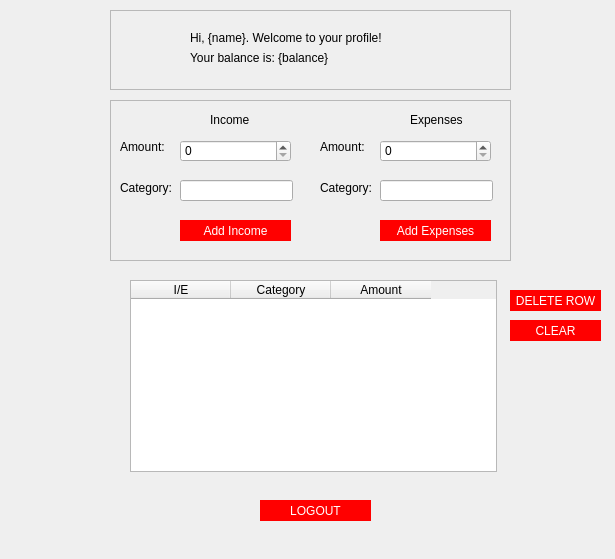
First picture: the form in mainwindow.ui, repository rafaello166/financialSystemQT, before the edit.
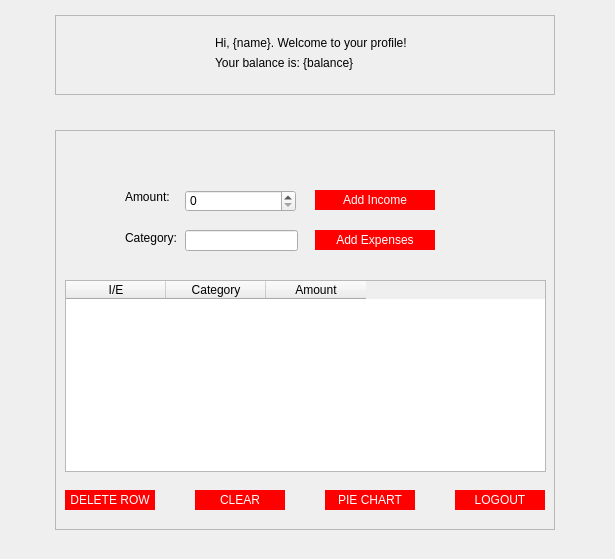
Second picture: the form after the edit.

```diff
--- a/mainwindow.ui
+++ b/mainwindow.ui
@@ -31,68 +31,37 @@
 	font-size: 12px;
 }
 
-QPushButton {
-	color :white;
-	background: red;
-	border-radius: 25px;
-}
-
-QPushButton:hover {
-	background: wihte;
-	color: red;
-}</string>
+</string>
   </property>
   <widget class="QStackedWidget" name="stackedWidget">
    <property name="geometry">
     <rect>
      <x>0</x>
      <y>0</y>
-     <width>615</width>
-     <height>559</height>
+     <width>620</width>
+     <height>560</height>
     </rect>
    </property>
    <widget class="QWidget" name="page1" native="true">
-    <widget class="QTableWidget" name="tableWidget">
-     <property name="geometry">
-      <rect>
-       <x>130</x>
-       <y>280</y>
-       <width>367</width>
-       <height>192</height>
-      </rect>
-     </property>
-     <property name="editTriggers">
-      <set>QAbstractItemView::NoEditTriggers</set>
-     </property>
-     <property name="gridStyle">
-      <enum>Qt::SolidLine</enum>
-     </property>
-     <property name="sortingEnabled">
-      <bool>true</bool>
-     </property>
-     <column>
-      <property name="text">
-       <string>I/E</string>
-      </property>
-     </column>
-     <column>
-      <property name="text">
-       <string>Category</string>
-      </property>
-     </column>
-     <column>
-      <property name="text">
-       <string>Amount</string>
-      </property>
-     </column>
-    </widget>
+    <property name="styleSheet">
+     <string notr="true">QPushButton {
+	color :white;
+	background: red;
+	border-radius: 25px;
+}
+
+QPushButton:hover {
+	background: wihte;
+	color: red;
+}</string>
+    </property>
     <widget class="QFrame" name="frame">
      <property name="geometry">
       <rect>
-       <x>110</x>
-       <y>100</y>
-       <width>401</width>
-       <height>161</height>
+       <x>55</x>
+       <y>130</y>
+       <width>500</width>
+       <height>400</height>
       </rect>
      </property>
      <property name="frameShape">
@@ -101,50 +70,24 @@
      <property name="frameShadow">
       <enum>QFrame::Raised</enum>
      </property>
-     <widget class="QLabel" name="label_9">
-      <property name="geometry">
-       <rect>
-        <x>210</x>
-        <y>80</y>
-        <width>81</width>
-        <height>16</height>
-       </rect>
-      </property>
-      <property name="text">
-       <string>Category:</string>
-      </property>
-     </widget>
      <widget class="QPushButton" name="pushButton_2">
       <property name="geometry">
        <rect>
-        <x>270</x>
-        <y>120</y>
-        <width>111</width>
-        <height>21</height>
+        <x>260</x>
+        <y>100</y>
+        <width>120</width>
+        <height>20</height>
        </rect>
       </property>
       <property name="text">
        <string>Add Expenses</string>
       </property>
      </widget>
-     <widget class="QLabel" name="label_3">
-      <property name="geometry">
-       <rect>
-        <x>100</x>
-        <y>10</y>
-        <width>61</width>
-        <height>20</height>
-       </rect>
-      </property>
-      <property name="text">
-       <string>Income</string>
-      </property>
-     </widget>
      <widget class="QLineEdit" name="lineEdit_2">
       <property name="geometry">
        <rect>
-        <x>70</x>
-        <y>80</y>
+        <x>130</x>
+        <y>100</y>
         <width>113</width>
         <height>21</height>
        </rect>
@@ -153,34 +96,21 @@
      <widget class="QPushButton" name="pushButton">
       <property name="geometry">
        <rect>
-        <x>70</x>
-        <y>120</y>
-        <width>111</width>
-        <height>21</height>
+        <x>260</x>
+        <y>60</y>
+        <width>120</width>
+        <height>20</height>
        </rect>
       </property>
       <property name="text">
        <string>Add Income</string>
       </property>
      </widget>
-     <widget class="QLabel" name="label_8">
-      <property name="geometry">
-       <rect>
-        <x>210</x>
-        <y>40</y>
-        <width>47</width>
-        <height>13</height>
-       </rect>
-      </property>
-      <property name="text">
-       <string>Amount:</string>
-      </property>
-     </widget>
      <widget class="QLabel" name="label_5">
       <property name="geometry">
        <rect>
-        <x>10</x>
-        <y>40</y>
+        <x>70</x>
+        <y>60</y>
         <width>47</width>
         <height>13</height>
        </rect>
@@ -192,8 +122,8 @@
      <widget class="QLabel" name="label_6">
       <property name="geometry">
        <rect>
-        <x>10</x>
-        <y>80</y>
+        <x>70</x>
+        <y>100</y>
         <width>81</width>
         <height>16</height>
        </rect>
@@ -202,56 +132,109 @@
        <string>Category:</string>
       </property>
      </widget>
-     <widget class="QLineEdit" name="lineEdit_3">
-      <property name="geometry">
-       <rect>
-        <x>270</x>
-        <y>80</y>
-        <width>113</width>
-        <height>21</height>
-       </rect>
-      </property>
-     </widget>
-     <widget class="QLabel" name="label_7">
-      <property name="geometry">
-       <rect>
-        <x>300</x>
-        <y>10</y>
-        <width>61</width>
-        <height>20</height>
-       </rect>
-      </property>
-      <property name="text">
-       <string>Expenses</string>
-      </property>
-     </widget>
-     <widget class="QSpinBox" name="spinBox">
-      <property name="geometry">
-       <rect>
-        <x>270</x>
-        <y>40</y>
-        <width>111</width>
-        <height>22</height>
-       </rect>
-      </property>
-     </widget>
      <widget class="QSpinBox" name="spinBox_2">
       <property name="geometry">
        <rect>
-        <x>70</x>
-        <y>40</y>
+        <x>130</x>
+        <y>60</y>
         <width>111</width>
         <height>22</height>
        </rect>
       </property>
      </widget>
+     <widget class="QTableWidget" name="tableWidget">
+      <property name="geometry">
+       <rect>
+        <x>10</x>
+        <y>150</y>
+        <width>481</width>
+        <height>192</height>
+       </rect>
+      </property>
+      <property name="editTriggers">
+       <set>QAbstractItemView::NoEditTriggers</set>
+      </property>
+      <property name="gridStyle">
+       <enum>Qt::SolidLine</enum>
+      </property>
+      <property name="sortingEnabled">
+       <bool>true</bool>
+      </property>
+      <column>
+       <property name="text">
+        <string>I/E</string>
+       </property>
+      </column>
+      <column>
+       <property name="text">
+        <string>Category</string>
+       </property>
+      </column>
+      <column>
+       <property name="text">
+        <string>Amount</string>
+       </property>
+      </column>
+     </widget>
+     <widget class="QPushButton" name="pushButton_4">
+      <property name="geometry">
+       <rect>
+        <x>10</x>
+        <y>360</y>
+        <width>90</width>
+        <height>20</height>
+       </rect>
+      </property>
+      <property name="text">
+       <string>DELETE ROW</string>
+      </property>
+     </widget>
+     <widget class="QPushButton" name="pushButton_5">
+      <property name="geometry">
+       <rect>
+        <x>140</x>
+        <y>360</y>
+        <width>90</width>
+        <height>20</height>
+       </rect>
+      </property>
+      <property name="text">
+       <string>CLEAR</string>
+      </property>
+     </widget>
+     <widget class="QPushButton" name="pushButton_6">
+      <property name="geometry">
+       <rect>
+        <x>270</x>
+        <y>360</y>
+        <width>90</width>
+        <height>20</height>
+       </rect>
+      </property>
+      <property name="text">
+       <string>PIE CHART</string>
+      </property>
+     </widget>
+     <widget class="QPushButton" name="pushButton_3">
+      <property name="geometry">
+       <rect>
+        <x>400</x>
+        <y>360</y>
+        <width>90</width>
+        <height>20</height>
+       </rect>
+      </property>
+      <property name="text">
+       <string>LOGOUT</string>
+      </property>
+     </widget>
     </widget>
     <widget class="QFrame" name="frame_2">
      <property name="geometry">
       <rect>
-       <x>110</x>
-       <y>10</y>
-       <width>401</width>
+       <x>55</x>
+       <y>15</y>
+       <width>500</width>
        <height>80</height>
       </rect>
      </property>
@@ -264,7 +247,7 @@
      <widget class="QLabel" name="label_2">
       <property name="geometry">
        <rect>
-        <x>80</x>
+        <x>160</x>
         <y>20</y>
         <width>251</width>
         <height>16</height>
@@ -277,7 +260,7 @@
      <widget class="QLabel" name="label">
       <property name="geometry">
        <rect>
-        <x>80</x>
+        <x>160</x>
         <y>40</y>
         <width>151</width>
         <height>16</height>
@@ -288,45 +271,6 @@
       </property>
      </widget>
     </widget>
-    <widget class="QPushButton" name="pushButton_3">
-     <property name="geometry">
-      <rect>
-       <x>260</x>
-       <y>500</y>
-       <width>111</width>
-       <height>21</height>
-      </rect>
-     </property>
-     <property name="text">
-      <string>LOGOUT</string>
-     </property>
-    </widget>
-    <widget class="QPushButton" name="pushButton_4">
-     <property name="geometry">
-      <rect>
-       <x>510</x>
-       <y>290</y>
-       <width>91</width>
-       <height>21</height>
-      </rect>
-     </property>
-     <property name="text">
-      <string>DELETE ROW</string>
-     </property>
-    </widget>
-    <widget class="QPushButton" name="pushButton_5">
-     <property name="geometry">
-      <rect>
-       <x>510</x>
-       <y>320</y>
-       <width>91</width>
-       <height>21</height>
-      </rect>
-     </property>
-     <property name="text">
-      <string>CLEAR</string>
-     </property>
-    </widget>
    </widget>
   </widget>
  </widget>
```
